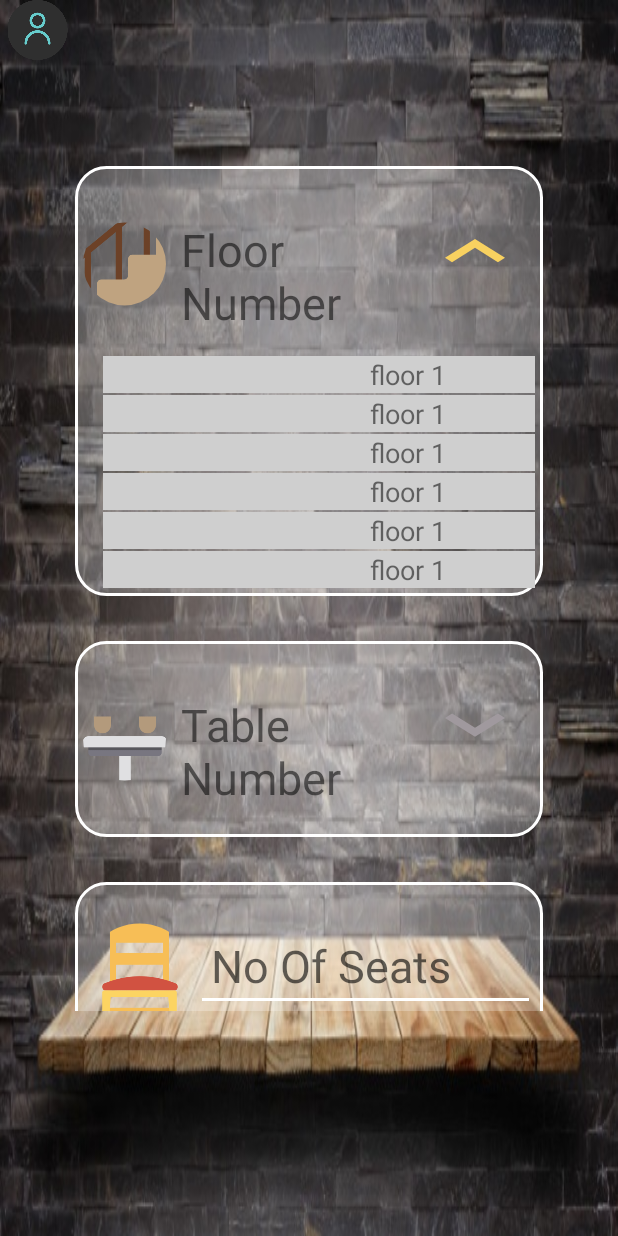
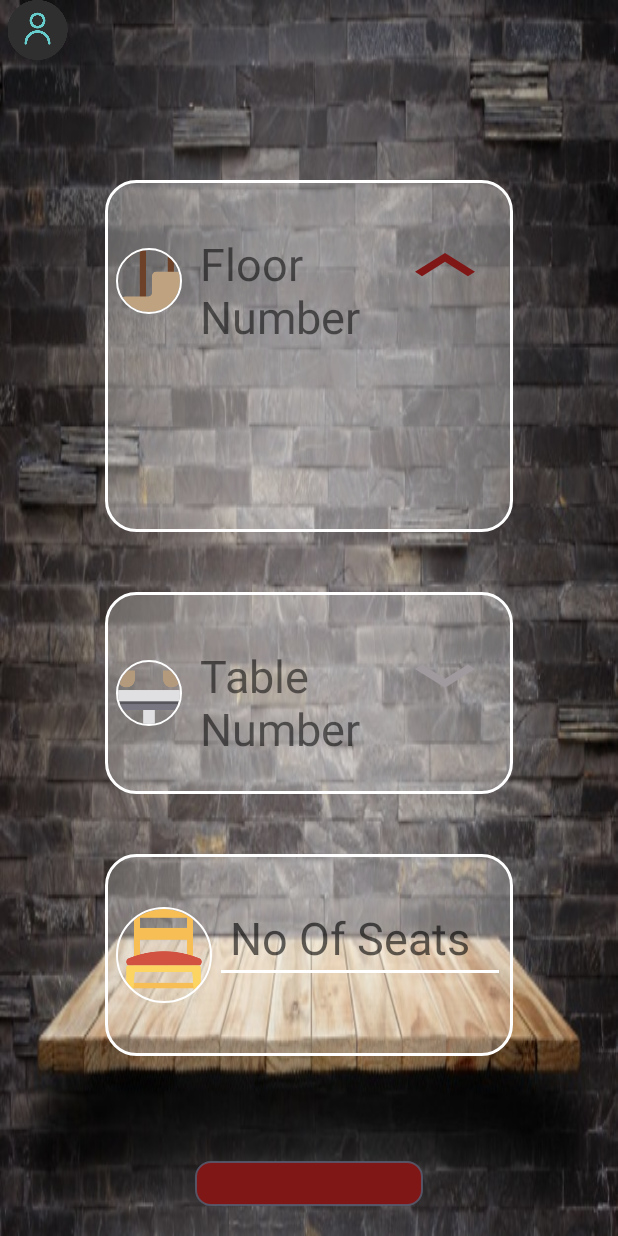
Before and after one commit to tahani-developer/menueResturant, an Android app: the OptionsActivity screen opened directly, with no data from a screen before it, after a tap on an icon or button, on a phone screen of 412 x 824 dp. Run offline under Robolectric (Android 15) with nearby library versions, the phone set to English and light mode, and no system bars; our stand-ins replace CircleImageView.

Commit message:
abeer  login: adding setting button  option: editting options

```diff
--- a/app/src/main/java/com/example/falconssoftcompletedmenu/DatabaseHandler.java
+++ b/app/src/main/java/com/example/falconssoftcompletedmenu/DatabaseHandler.java
@@ -181,7 +181,6 @@ public class DatabaseHandler extends SQLiteOpenHelper {
         return items;
     }
 
-
     public List<Users> getAllUSER() {
         List<Users> usersList = new ArrayList<Users>();
 
@@ -202,6 +201,27 @@ public class DatabaseHandler extends SQLiteOpenHelper {
         return usersList;
     }
 
+    public List<Tables> getTablesInfo() {
+        List<Tables> tables = new ArrayList<Tables>();
+
+        String selectQuery = "SELECT  * FROM " + TABLES_TABLE;
+        db = this.getWritableDatabase();
+        Cursor cursor = db.rawQuery(selectQuery, null);
+
+        if (cursor.moveToFirst()) {
+            do {
+                Tables tables1 = new Tables();
+
+                tables1.setSectionNo(cursor.getString(0));
+                tables1.setTableNo(cursor.getInt(1));
+                tables1.setNoOfSeits(cursor.getInt(2));
+
+                tables.add(tables1);
+            } while (cursor.moveToNext());
+        }
+        return tables;
+    }
+
     //////////////////////////////////////////////////////// DELETE ///////////////////////////////////////////////
 
     public void deleteAllUsers() {
--- a/app/src/main/java/com/example/falconssoftcompletedmenu/OptionsActivity.java
+++ b/app/src/main/java/com/example/falconssoftcompletedmenu/OptionsActivity.java
@@ -1,22 +1,28 @@
 package com.example.falconssoftcompletedmenu;
 
+import android.annotation.SuppressLint;
 import android.content.Intent;
 import android.os.Build;
 import android.support.annotation.RequiresApi;
 import android.support.v4.content.ContextCompat;
 import android.support.v7.app.AppCompatActivity;
 import android.os.Bundle;
+import android.text.TextUtils;
 import android.util.Log;
 import android.view.Gravity;
+import android.view.MotionEvent;
 import android.view.View;
+import android.view.ViewGroup;
 import android.view.animation.Animation;
 import android.view.animation.AnimationUtils;
 import android.widget.Button;
 import android.widget.EditText;
 import android.widget.LinearLayout;
+import android.widget.ScrollView;
 import android.widget.TableLayout;
 import android.widget.TableRow;
 import android.widget.TextView;
+import android.widget.Toast;
 
 import com.example.falconssoftcompletedmenu.category.CategoryActivity;
 import com.example.falconssoftcompletedmenu.models.Tables;
@@ -26,9 +32,10 @@ import java.util.List;
 
 public class OptionsActivity extends AppCompatActivity implements View.OnClickListener {
 
-    private TableLayout floorNo, tableNo;
-    private EditText noOfSeats;
-    private TextView addFloor, addTable,UserNameText;
+    private TableLayout floorNoTableLayout, tableNoTableLayout;
+    private EditText editTextNoOfSeats;
+    private TextView arrowAddFloor, arrowAddTable, textViewUserName, textViewFloorNo, textViewTableNo;
+    private ScrollView floorNoScroll, tableNoScroll;
     private Button saveOptions;
     private static int flagFloor = 0; // up
     private static int flagTable = 0; // up
@@ -36,6 +43,7 @@ public class OptionsActivity extends AppCompatActivity implements View.OnClickLi
     private List<Tables> tablesList = new ArrayList<>();
     private DatabaseHandler databaseHandler;
     String users;
+
     @Override
     protected void onCreate(Bundle savedInstanceState) {
         super.onCreate(savedInstanceState);
@@ -44,28 +52,25 @@ public class OptionsActivity extends AppCompatActivity implements View.OnClickLi
         databaseHandler = new DatabaseHandler(this);
         filList();
 
-        floorNo = findViewById(R.id.options_floorNo_layout);
-        tableNo = findViewById(R.id.options_tableNo_layout);
-        noOfSeats = findViewById(R.id.options_noOfSeats_ET);
-        addFloor = findViewById(R.id.options_add_floor);
-        addTable = findViewById(R.id.options_add_table);
-
-
+        floorNoTableLayout = findViewById(R.id.options_floorNo_layout);
+        tableNoTableLayout = findViewById(R.id.options_tableNo_layout);
+        editTextNoOfSeats = findViewById(R.id.options_noOfSeats_ET);
+        arrowAddFloor = findViewById(R.id.options_add_floor);
+        arrowAddTable = findViewById(R.id.options_add_table);
+        floorNoScroll = findViewById(R.id.options_floorNo_scroll);
+        tableNoScroll = findViewById(R.id.options_tableNo_scroll);
+        textViewFloorNo = findViewById(R.id.options_floorNo_tv);
+        textViewTableNo = findViewById(R.id.options_tableNo_tv);
         saveOptions = findViewById(R.id.options_done);
-        addFloor.setOnClickListener(this);
-        addTable.setOnClickListener(this);
-
-        saveOptions.setOnClickListener(this);
-
+        textViewUserName = (TextView) findViewById(R.id.userName);
 
         Intent userName = getIntent();
-       users = userName.getStringExtra("userName");
+        users = userName.getStringExtra("userName");
+        textViewUserName.setText(users);
 
-        UserNameText=(TextView)findViewById(R.id.userName);
-
-        UserNameText.setText(users);
-
-
+        arrowAddFloor.setOnClickListener(this);
+        arrowAddTable.setOnClickListener(this);
+        saveOptions.setOnClickListener(this);
     }
 
     @RequiresApi(api = Build.VERSION_CODES.JELLY_BEAN)
@@ -74,18 +79,26 @@ public class OptionsActivity extends AppCompatActivity implements View.OnClickLi
 
         switch (v.getId()) {
             case R.id.options_done:
-                Intent categoryIntent = new Intent(OptionsActivity.this, CategoryActivity.class);
-                categoryIntent.putExtra("userName", users);
-                startActivity(categoryIntent);
+                if (!TextUtils.isEmpty(editTextNoOfSeats.getText().toString())){
+                    if ((SettingOrder.staticTableNo != 0) && (SettingOrder.staticNoOfSeits != 0)) //(!SettingOrder.staticSectionNo.equals("")) &&
+                        SettingOrder.staticNoOfSeits = Integer.parseInt(editTextNoOfSeats.getText().toString());
+                        Log.e("", "table " + SettingOrder.staticTableNo + " section " + SettingOrder.staticSectionNo + " seits " + SettingOrder.staticNoOfSeits);
+                        Intent categoryIntent = new Intent(OptionsActivity.this, CategoryActivity.class);
+                        categoryIntent.putExtra("userName", users);
+                        startActivity(categoryIntent);
+                    } else {
+                        Toast.makeText(this, "All fields are required!", Toast.LENGTH_SHORT).show();
+                    }
                 break;
             case R.id.options_add_floor:
 //                if (flagTable == 1)
-                    addTable.setBackground(ContextCompat.getDrawable(this, R.drawable.ic_keyboard_arrow_down_yellow_24dp));
+                tableNoScroll.setLayoutParams(new LinearLayout.LayoutParams(ViewGroup.LayoutParams.MATCH_PARENT, ViewGroup.LayoutParams.WRAP_CONTENT));
+                arrowAddTable.setBackground(ContextCompat.getDrawable(this, R.drawable.ic_keyboard_arrow_down_yellow_24dp));
                 fillAdapters(1);
                 break;
             case R.id.options_add_table:
-//                if (flagFloor == 1)
-                    addFloor.setBackground(ContextCompat.getDrawable(this, R.drawable.ic_keyboard_arrow_down_yellow_24dp));
+                floorNoScroll.setLayoutParams(new LinearLayout.LayoutParams(ViewGroup.LayoutParams.MATCH_PARENT, ViewGroup.LayoutParams.WRAP_CONTENT));
+                arrowAddFloor.setBackground(ContextCompat.getDrawable(this, R.drawable.ic_keyboard_arrow_down_yellow_24dp));
                 fillAdapters(2);
                 break;
         }
@@ -93,116 +106,115 @@ public class OptionsActivity extends AppCompatActivity implements View.OnClickLi
     }
 
     void filList() {
-        Tables tables = new Tables();
-        tables.setSectionNo("Gf");
-        tables.setTableNo(1);
-        tables.setNoOfSeits(2);
-        tablesList.add(tables);
-
+//        Tables tables = new Tables();
+//        tables.setSectionNo("Gf");
+//        tables.setTableNo(1);
+//        tables.setNoOfSeits(2);
+//        tablesList.add(tables);
 //        databaseHandler.addTable(tables);
 
-        tables.setSectionNo("Gf");
-        tables.setTableNo(2);
-        tables.setNoOfSeits(3);
-        tablesList.add(tables);
-//        databaseHandler.addTable(tables);
+//        for (int i = 0; i < tablesList.size(); i++)
+//            databaseHandler.addTable(tablesList.get(i));
 
-        tables.setSectionNo("Gf");
-        tables.setTableNo(3);
-        tables.setNoOfSeits(4);
-        tablesList.add(tables);
-//        databaseHandler.addTable(tables);
-
-        tables.setSectionNo("floor 1");
-        tables.setTableNo(1);
-        tables.setNoOfSeits(2);
-        tablesList.add(tables);
-//        databaseHandler.addTable(tables);
-
-        tables.setSectionNo("floor 1");
-        tables.setTableNo(1);
-        tables.setNoOfSeits(2);
-        tablesList.add(tables);
-//        databaseHandler.addTable(tables);
-
-        tables.setSectionNo("floor 1");
-        tables.setTableNo(1);
-        tables.setNoOfSeits(2);
-        tablesList.add(tables);
-//        databaseHandler.addTable(tables);
-
-        for (int i = 0; i < tablesList.size(); i++)
-            databaseHandler.addTable(tablesList.get(i));
+        tablesList = databaseHandler.getTablesInfo();
 
         Log.e("size", "" + tablesList.size());
 
     }
 
+    @SuppressLint({"ResourceType", "ClickableViewAccessibility"})
     @RequiresApi(api = Build.VERSION_CODES.JELLY_BEAN)
     void fillAdapters(int type) {
-        floorNo.removeAllViews();
-        tableNo.removeAllViews();
+        floorNoTableLayout.removeAllViews();
+        tableNoTableLayout.removeAllViews();
 
         if (type == 1) {
             if (flagFloor == 0) {
-                addFloor.setBackground(ContextCompat.getDrawable(this, R.drawable.ic_keyboard_arrow_up_yeloow_24dp));
                 flagFloor = 1;
+                arrowAddFloor.setBackground(ContextCompat.getDrawable(this, R.drawable.ic_keyboard_arrow_up_yeloow_24dp));
+                floorNoScroll.setLayoutParams(new LinearLayout.LayoutParams(ViewGroup.LayoutParams.MATCH_PARENT, 150));
                 for (int i = 0; i < tablesList.size(); i++) {
-                    TableRow row = new TableRow(this);
-                    TextView floorNoTV = new TextView(this);
+                    final TableRow row = new TableRow(this);
+                    final TextView floorNoTV = new TextView(this);
                     floorNoTV.setText(tablesList.get(i).getSectionNo());
                     floorNoTV.setTextSize(18);
                     floorNoTV.setBackgroundColor(ContextCompat.getColor(this, R.color.gray_light));
                     floorNoTV.setGravity(Gravity.CENTER);
 
-                    TableRow.LayoutParams tvParams = new TableRow.LayoutParams(610, TableRow.LayoutParams.WRAP_CONTENT);
-                    tvParams.setMargins(20, 2, 0, 0);
+                    TableRow.LayoutParams tvParams = new TableRow.LayoutParams(565, TableRow.LayoutParams.WRAP_CONTENT);
+                    tvParams.setMargins(20, 0, 20, 2);
                     floorNoTV.setLayoutParams(tvParams);
 
                     row.addView(floorNoTV);
-                    floorNo.addView(row);
+                    row.setOnTouchListener(new View.OnTouchListener() {
+                        @Override
+                        public boolean onTouch(View v, MotionEvent event) {
+                            if (event.getAction() == MotionEvent.ACTION_DOWN) {
+
+//                                row.setBackgroundResource(R.color.exit);//ContextCompat.getColor(OptionsActivity.this, R.color.exit)
+//                                Toast.makeText(OptionsActivity.this, "row click"+v.getId(), Toast.LENGTH_SHORT).show();
+                            } else if (event.getAction() == MotionEvent.ACTION_UP) {
+                                SettingOrder.staticSectionNo = floorNoTV.getText().toString();
+                                textViewFloorNo.setText(floorNoTV.getText().toString());
+//                                row.setBackgroundResource(R.color.gray_light);//ContextCompat.getColor(OptionsActivity.this, R.color.exit)
+//                                Toast.makeText(OptionsActivity.this, "row click"+v.getId(), Toast.LENGTH_SHORT).show();
+                            }
+                            return true;
+                        }
+                    });
+                    floorNoTableLayout.addView(row);
                 }
                 Animation animation = AnimationUtils.loadAnimation(this, R.anim.down_from_bottom);
-                floorNo.startAnimation(animation);
+                floorNoTableLayout.startAnimation(animation);
+
             } else {
-                addFloor.setBackground(ContextCompat.getDrawable(this, R.drawable.ic_keyboard_arrow_down_yellow_24dp));
-//                animation.cancel();
+                arrowAddFloor.setBackground(ContextCompat.getDrawable(this, R.drawable.ic_keyboard_arrow_down_yellow_24dp));
+                floorNoScroll.setLayoutParams(new LinearLayout.LayoutParams(ViewGroup.LayoutParams.MATCH_PARENT, ViewGroup.LayoutParams.WRAP_CONTENT));
                 flagFloor = 0;
-
             }
         }
 
-
         if (type == 2) {
             if (flagTable == 0) {
-                addTable.setBackground(ContextCompat.getDrawable(this, R.drawable.ic_keyboard_arrow_up_yeloow_24dp));
+                arrowAddTable.setBackground(ContextCompat.getDrawable(this, R.drawable.ic_keyboard_arrow_up_yeloow_24dp));
                 flagTable = 1;
+                tableNoScroll.setLayoutParams(new LinearLayout.LayoutParams(ViewGroup.LayoutParams.MATCH_PARENT, 150));
+
                 for (int i = 0; i < tablesList.size(); i++) {
                     TableRow row = new TableRow(this);
-                    TextView tableNoTV = new TextView(this);
+                    final TextView tableNoTV = new TextView(this);
                     tableNoTV.setText("" + tablesList.get(i).getTableNo());
                     tableNoTV.setTextSize(16);
                     tableNoTV.setBackgroundColor(ContextCompat.getColor(this, R.color.gray_light));
                     tableNoTV.setGravity(Gravity.CENTER);
 
-                    TableRow.LayoutParams tvParams = new TableRow.LayoutParams(610, TableRow.LayoutParams.WRAP_CONTENT);
-                    tvParams.setMargins(20, 2, 0, 0);
+                    TableRow.LayoutParams tvParams = new TableRow.LayoutParams(565, TableRow.LayoutParams.WRAP_CONTENT);
+                    tvParams.setMargins(20, 0, 20, 2);
                     tableNoTV.setLayoutParams(tvParams);
 
                     row.addView(tableNoTV);
-                    tableNo.addView(row);
+                    row.setOnClickListener(new View.OnClickListener() {
+                        @Override
+                        public void onClick(View v) {
+                            SettingOrder.staticTableNo = Integer.parseInt(tableNoTV.getText().toString());
+                            textViewTableNo.setText(tableNoTV.getText().toString());
+
+                        }
+                    });
+                    tableNoTableLayout.addView(row);
                 }
                 Animation animation = AnimationUtils.loadAnimation(this, R.anim.down_from_bottom);
-                tableNo.startAnimation(animation);
+                tableNoTableLayout.startAnimation(animation);
+
+
             } else {
-                addTable.setBackground(ContextCompat.getDrawable(this, R.drawable.ic_keyboard_arrow_down_yellow_24dp));
+                tableNoScroll.setLayoutParams(new LinearLayout.LayoutParams(ViewGroup.LayoutParams.MATCH_PARENT, ViewGroup.LayoutParams.WRAP_CONTENT));
+                arrowAddTable.setBackground(ContextCompat.getDrawable(this, R.drawable.ic_keyboard_arrow_down_yellow_24dp));
 //                animation.cancel();
                 flagTable = 0;
 
             }
-
         }
-
     }
 
 
--- a/app/src/main/java/com/example/falconssoftcompletedmenu/SettingOrder.java
+++ b/app/src/main/java/com/example/falconssoftcompletedmenu/SettingOrder.java
@@ -7,13 +7,16 @@ import java.util.List;
 
 public class SettingOrder {
 
-public static List<Items> ItemsOrder=new ArrayList<>();
-public static List<List<Items>> Item=new ArrayList<>();
+    public static List<Items> ItemsOrder = new ArrayList<>();
+    public static List<List<Items>> Item = new ArrayList<>();
 
-public static int index=0;
-public static int indexCat=-1;
+    public static int index = 0;
+    public static int indexCat = -1;
 
+    public static String userName = "user";
 
-public static String userName="user";
+    public static String staticSectionNo;
+    public static int staticTableNo = 0;
+    public static int staticNoOfSeits = 0;
 
 }
--- a/app/src/main/res/drawable/btn_background.xml
+++ b/app/src/main/res/drawable/btn_background.xml
@@ -4,7 +4,7 @@
     <item>
         <shape android:shape="rectangle">
             <stroke android:width="1dp" android:color="@color/yellow" />
-            <solid android:color="@color/yellow"/>
+            <solid android:color="@color/red"/>
             <corners android:radius="10dp" />
         </shape>
     </item>
--- a/app/src/main/res/drawable/ic_keyboard_arrow_up_yeloow_24dp.xml
+++ b/app/src/main/res/drawable/ic_keyboard_arrow_up_yeloow_24dp.xml
@@ -1,4 +1,4 @@
-<vector android:height="24dp" android:tint="#F8D160"
+<vector android:height="24dp" android:tint="#801717"
     android:viewportHeight="24.0" android:viewportWidth="24.0"
     android:width="24dp" xmlns:android="http://schemas.android.com/apk/res/android">
     <path android:fillColor="#FF000000" android:pathData="M7.41,15.41L12,10.83l4.59,4.58L18,14l-6,-6 -6,6z"/>
--- /dev/null
+++ b/app/src/main/res/drawable/ic_settings_red_24dp.xml
@@ -0,0 +1,5 @@
+<vector android:height="24dp" android:tint="#801717"
+    android:viewportHeight="24" android:viewportWidth="24"
+    android:width="24dp" xmlns:android="http://schemas.android.com/apk/res/android">
+    <path android:fillColor="#FF000000" android:pathData="M19.1,12.9a2.8,2.8 0,0 0,0.1 -0.9,2.8 2.8,0 0,0 -0.1,-0.9l2.1,-1.6a0.7,0.7 0,0 0,0.1 -0.6L19.4,5.5a0.7,0.7 0,0 0,-0.6 -0.2l-2.4,1a6.5,6.5 0,0 0,-1.6 -0.9l-0.4,-2.6a0.5,0.5 0,0 0,-0.5 -0.4H10.1a0.5,0.5 0,0 0,-0.5 0.4L9.3,5.4a5.6,5.6 0,0 0,-1.7 0.9l-2.4,-1a0.4,0.4 0,0 0,-0.5 0.2l-2,3.4c-0.1,0.2 0,0.4 0.2,0.6l2,1.6a2.8,2.8 0,0 0,-0.1 0.9,2.8 2.8,0 0,0 0.1,0.9L2.8,14.5a0.7,0.7 0,0 0,-0.1 0.6l1.9,3.4a0.7,0.7 0,0 0,0.6 0.2l2.4,-1a6.5,6.5 0,0 0,1.6 0.9l0.4,2.6a0.5,0.5 0,0 0,0.5 0.4h3.8a0.5,0.5 0,0 0,0.5 -0.4l0.3,-2.6a5.6,5.6 0,0 0,1.7 -0.9l2.4,1a0.4,0.4 0,0 0,0.5 -0.2l2,-3.4c0.1,-0.2 0,-0.4 -0.2,-0.6ZM12,15.6A3.6,3.6 0,1 1,15.6 12,3.6 3.6,0 0,1 12,15.6Z"/>
+</vector>
--- a/app/src/main/res/layout/activity_login.xml
+++ b/app/src/main/res/layout/activity_login.xml
@@ -148,5 +148,15 @@
 
 
         </android.support.constraint.ConstraintLayout>
+
+        <ImageView
+            android:id="@+id/login_setting_btn"
+            android:layout_width="40dp"
+            android:layout_height="40dp"
+            android:layout_alignParentEnd="true"
+            android:layout_marginEnd="3dp"
+            android:layout_margin="10dp"
+            android:background="@drawable/ic_settings_red_24dp" />
     </RelativeLayout>
+
 </RelativeLayout>
--- a/app/src/main/res/layout/activity_options.xml
+++ b/app/src/main/res/layout/activity_options.xml
@@ -5,8 +5,8 @@
     android:layout_width="match_parent"
     android:layout_height="match_parent"
     android:background="@drawable/bactable"
-    tools:context=".OptionsActivity"
-    android:layoutDirection="ltr">
+    android:layoutDirection="ltr"
+    tools:context=".OptionsActivity">
 
 
     <LinearLayout
@@ -33,17 +33,6 @@
             android:textSize="18sp" />
     </LinearLayout>
 
-    <ScrollView
-        android:layout_width="match_parent"
-        android:layout_height="match_parent"
-        android:layout_below="@+id/linUser"
-        android:layout_marginStart="30dp"
-        android:layout_marginLeft="30dp"
-        android:layout_marginTop="48dp"
-        android:layout_marginEnd="30dp"
-        android:layout_marginRight="30dp"
-        android:layout_marginBottom="150dp">
-
     <LinearLayout
         android:layout_width="match_parent"
         android:layout_height="match_parent"
@@ -52,27 +41,30 @@
         <LinearLayout
             android:layout_width="match_parent"
             android:layout_height="wrap_content"
-                android:layout_marginStart="20dp"
-                android:layout_marginLeft="20dp"
-                android:layout_marginTop="70dp"
-                android:layout_marginEnd="20dp"
-                android:layout_marginRight="20dp"
-                android:layout_weight="1"
+            android:layout_marginStart="70dp"
+            android:layout_marginLeft="70dp"
+            android:layout_marginTop="120dp"
+            android:layout_marginEnd="70dp"
+            android:layout_marginRight="70dp"
             android:background="@drawable/items_stroke"
             android:orientation="vertical"
             android:padding="5dp">
 
             <TableRow
                 android:layout_width="match_parent"
-                    android:layout_height="match_parent">
+                android:layout_height="wrap_content">
 
                 <de.hdodenhof.circleimageview.CircleImageView
                     android:layout_width="0dp"
                     android:layout_height="120dp"
                     android:layout_weight="1"
+                    app:civ_border_color="@color/white_dark"
+                    app:civ_border_width="1dp"
+                    android:layout_margin="2dp"
                     android:src="@drawable/stairs" />
 
                 <TextView
+                    android:id="@+id/options_floorNo_tv"
                     android:layout_width="0dp"
                     android:layout_height="wrap_content"
                     android:layout_marginTop="20dp"
@@ -89,30 +81,29 @@
             </TableRow>
 
             <ScrollView
+                android:id="@+id/options_floorNo_scroll"
                 android:layout_width="match_parent"
-                    android:layout_height="match_parent"
+                android:layout_height="wrap_content"
                 android:layout_weight="1">
 
                 <TableLayout
                     android:id="@+id/options_floorNo_layout"
                     android:layout_width="match_parent"
-                        android:layout_height="match_parent">
+                    android:layout_height="wrap_content">
 
                 </TableLayout>
             </ScrollView>
 
         </LinearLayout>
 
-
         <LinearLayout
             android:layout_width="match_parent"
             android:layout_height="wrap_content"
-                android:layout_marginStart="20dp"
-                android:layout_marginLeft="20dp"
-                android:layout_marginTop="30dp"
-                android:layout_marginEnd="20dp"
-                android:layout_marginRight="20dp"
-                android:layout_weight="1"
+            android:layout_marginStart="70dp"
+            android:layout_marginLeft="70dp"
+            android:layout_marginTop="40dp"
+            android:layout_marginEnd="70dp"
+            android:layout_marginRight="70dp"
             android:background="@drawable/items_stroke"
             android:orientation="vertical"
             android:padding="5dp">
@@ -125,9 +116,13 @@
                     android:layout_width="0dp"
                     android:layout_height="120dp"
                     android:layout_weight="1"
+                    app:civ_border_color="@color/white_dark"
+                    app:civ_border_width="1dp"
+                    android:layout_margin="2dp"
                     android:src="@drawable/table" />
 
                 <TextView
+                    android:id="@+id/options_tableNo_tv"
                     android:layout_width="0dp"
                     android:layout_height="wrap_content"
                     android:layout_marginTop="20dp"
@@ -144,6 +139,7 @@
             </TableRow>
 
             <ScrollView
+                android:id="@+id/options_tableNo_scroll"
                 android:layout_width="match_parent"
                 android:layout_height="match_parent"
                 android:layout_weight="1">
@@ -158,16 +154,15 @@
 
         </LinearLayout>
 
-
         <LinearLayout
             android:layout_width="match_parent"
             android:layout_height="wrap_content"
-                android:layout_marginStart="20dp"
-                android:layout_marginLeft="20dp"
-                android:layout_marginTop="30dp"
-                android:layout_marginEnd="20dp"
-                android:layout_marginRight="20dp"
-                android:layout_marginBottom="100dp"
+            android:layout_marginStart="70dp"
+            android:layout_marginLeft="70dp"
+            android:layout_marginTop="40dp"
+            android:layout_marginEnd="70dp"
+            android:layout_marginRight="70dp"
+            android:layout_marginBottom="70dp"
             android:background="@drawable/items_stroke"
             android:orientation="horizontal"
             android:padding="5dp">
@@ -176,6 +171,9 @@
                 android:layout_width="0dp"
                 android:layout_height="120dp"
                 android:layout_weight="1"
+                app:civ_border_color="@color/white_dark"
+                app:civ_border_width="1dp"
+                android:layout_margin="2dp"
                 android:src="@drawable/chair" />
 
             <EditText
@@ -194,10 +192,10 @@
             android:id="@+id/options_done"
             android:layout_width="match_parent"
             android:layout_height="wrap_content"
-                android:layout_marginStart="100dp"
-                android:layout_marginLeft="100dp"
-                android:layout_marginEnd="100dp"
-                android:layout_marginRight="100dp"
+            android:layout_marginStart="130dp"
+            android:layout_marginLeft="130dp"
+            android:layout_marginEnd="130dp"
+            android:layout_marginRight="130dp"
             android:layout_marginBottom="20dp"
             android:background="@drawable/btn_background"
             android:padding="10dp"
@@ -206,9 +204,6 @@
             android:textColor="@color/white_dark"
             android:textSize="30sp" />
 
-
     </LinearLayout>
 
-    </ScrollView>
-
 </RelativeLayout>
```
Lines whose indentation alone changed are shown as unchanged.
